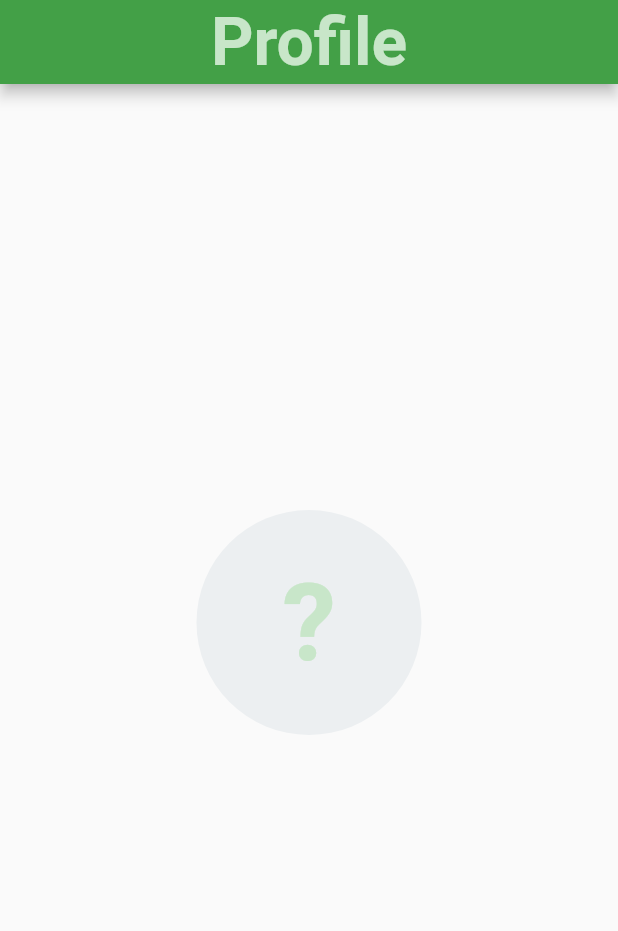
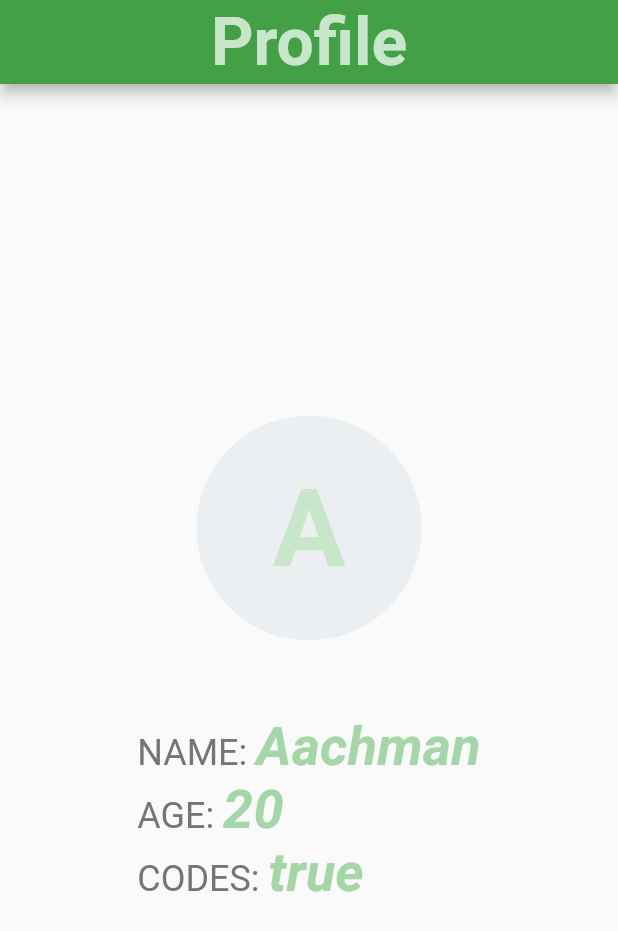
Before and after one commit to soniyanw/code_generation, a Flutter app: the screen it shows after launch, on a phone screen of 412 x 824 dp. Shown: the top 931 px of the screen. Run offline on Flutter 3.47's test engine with Material 2 defaults, Android fonts, the phone set to English and light mode, and no system bars; missing offline and left inert: analyzer, build, source_gen.

```diff
--- a/example/lib/main.dart
+++ b/example/lib/main.dart
@@ -35,6 +35,7 @@ WHETHER IN AN ACTION OF CONTRACT, TORT OR OTHERWISE, ARISING FROM,
 OUT OF OR IN CONNECTION WITH THE SOFTWARE OR THE USE OR OTHER
 DEALINGS IN THE SOFTWARE. */
 
+import 'package:example/profile_model.dart';
 import 'package:flutter/material.dart';
 
 void main() {
@@ -60,6 +61,8 @@ class ProfilePage extends StatefulWidget {
 }
 
 class _ProfilePageState extends State<ProfilePage> {
+  ProfileModelGen profile = ProfileModelGen();
+
   @override
   Widget build(BuildContext context) {
     return Scaffold(
@@ -86,7 +89,7 @@ class _ProfilePageState extends State<ProfilePage> {
                   borderRadius: BorderRadius.circular(100)),
               child: Center(
                   child: Text(
-                '?',
+                profile.name.substring(0, 1),
                 style: TextStyle(
                     fontSize: 72,
                     color: Colors.green[100],
@@ -98,7 +101,29 @@ class _ProfilePageState extends State<ProfilePage> {
             ),
             Column(
               crossAxisAlignment: CrossAxisAlignment.start,
-              children: [], // TODO Display the values in the map
+              children: [
+                for (String key in profile.variables.keys.toList())
+                  RichText(
+                    text: TextSpan(children: [
+                      TextSpan(
+                        text: '$key: '.toUpperCase(),
+                        style: TextStyle(
+                          fontSize: 24,
+                          color: Colors.grey[600],
+                        ),
+                      ),
+                      TextSpan(
+                        text: '${profile.variables[key]}',
+                        style: TextStyle(
+                          fontSize: 36,
+                          color: Colors.green[200],
+                          fontWeight: FontWeight.bold,
+                          fontStyle: FontStyle.italic,
+                        ),
+                      ),
+                    ]),
+                  )
+              ],
             )
           ],
         ),
--- /dev/null
+++ b/example/lib/profile_model.dart
@@ -0,0 +1,10 @@
+import 'package:annotations/annotations.dart';
+
+part 'profile_model.g.dart';
+
+@generateSubclass
+class ProfileModel {
+  String _name = 'Aachman';
+  int _age = 20;
+  bool _codes = true;
+}
```
Also changed, not shown: example/lib/profile_model.g.dart (added), example/pubspec.lock.
